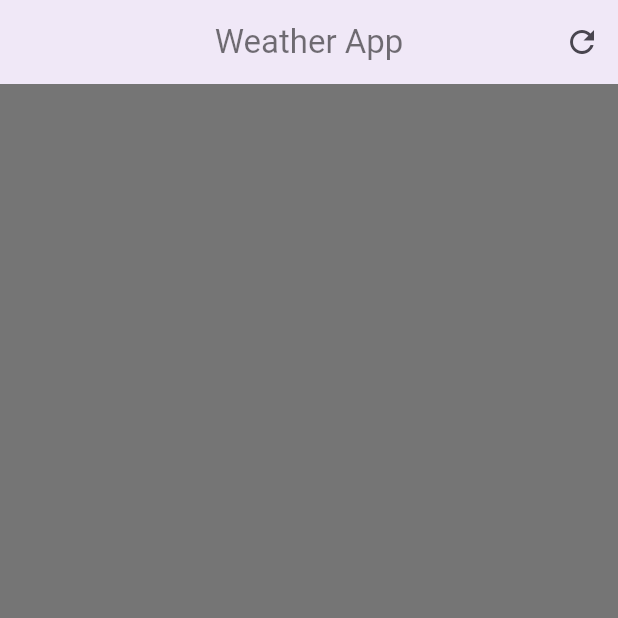
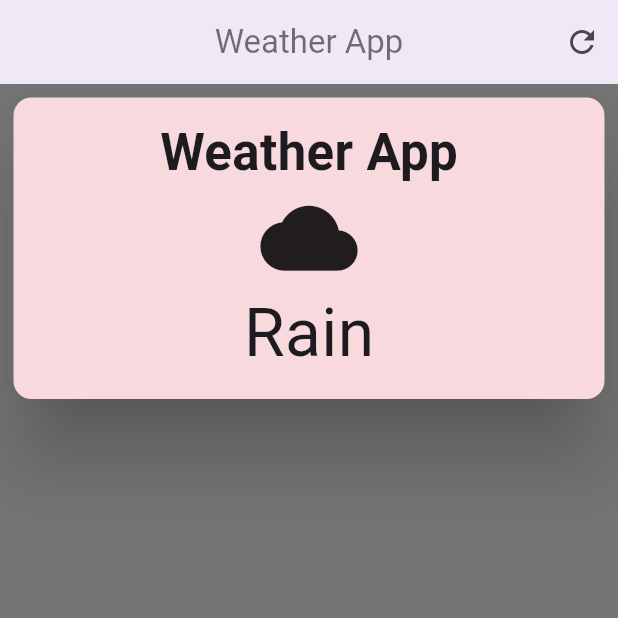
Before and after one commit to Jn-Sajol/Flutter-Weather-App, a Flutter app: the screen it shows after launch, on a phone screen of 412 x 824 dp, the top half of it. Run offline on Flutter 3.47's test engine with Material 3 defaults, Android fonts, the phone set to English and light mode, and no system bars.

Commit message:
complete app banner segment

```diff
--- a/lib/Weather_app.dart
+++ b/lib/Weather_app.dart
@@ -1,7 +1,6 @@
-import 'package:flutter/cupertino.dart';
 import 'package:flutter/material.dart';
 
-class WeatherApp extends StatelessWidget{
+class WeatherApp extends StatelessWidget {
   const WeatherApp({super.key});
 
   @override
@@ -9,20 +8,54 @@ class WeatherApp extends StatelessWidget{
     return Scaffold(
       backgroundColor: Colors.black54,
       appBar: AppBar(
-        title:const Text('Weather App',style: TextStyle(color: Colors.black54),),
+        title: const Text(
+          'Weather App',
+          style: TextStyle(color: Colors.black54),
+        ),
         centerTitle: true,
         // backgroundColor: Colors.black,
         elevation: 4,
         actions: [
           IconButton(
-              onPressed: (){
-                print('refreshed');
-              },
-              icon:const Icon(Icons.refresh),
+            onPressed: () {
+              print('refreshed');
+            },
+            icon: const Icon(Icons.refresh),
           )
         ],
       ),
+      body: Padding(
+        padding: EdgeInsets.all(5),
+        child: Column(
+          children: [
+            Card(
+              surfaceTintColor: Colors.red,
+                elevation: 23,
+                child: Container(
+                  width: double.infinity,
+                  padding: EdgeInsets.all(12),
+                  child: const Column(
+                    crossAxisAlignment: CrossAxisAlignment.center,
+                    children: [
+                      Text(
+                        "Weather App",
+                        style: TextStyle(
+                            fontSize: 34, fontWeight: FontWeight.bold),
+                      ),
+                      Icon(
+                        Icons.cloud,
+                        size: 65,
+                      ),
+                      Text(
+                        'Rain',
+                        style: TextStyle(fontSize: 44),
+                      ),
+                    ],
+                  ),
+                ))
+          ],
+        ),
+      ),
     );
   }
-
 }
```
